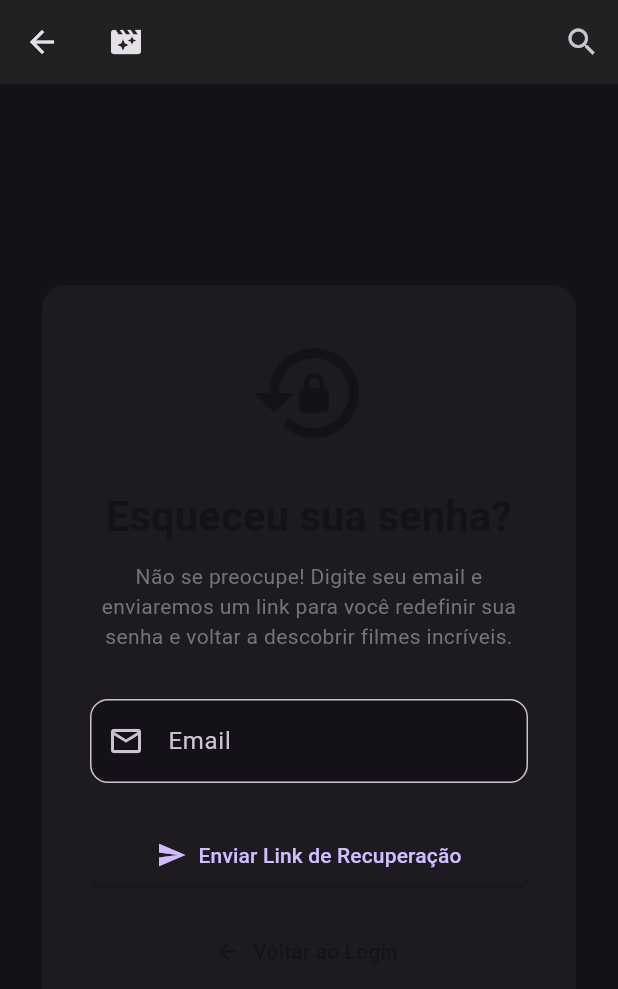
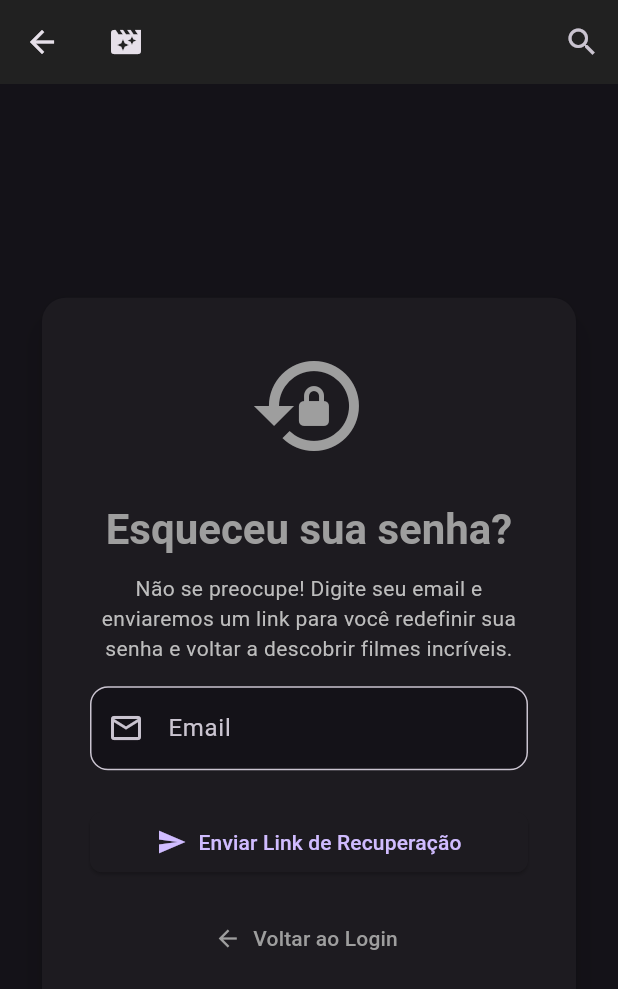
Before and after one commit to arthurhzm/movie_recommender, a Flutter app: the ForgotPasswordPage screen opened by its route, on a phone screen of 412 x 824 dp. Shown: the top 989 px of the screen. Run offline on Flutter 3.47's test engine with Material 3 defaults, Android fonts, the phone set to English and light mode, and no system bars; our stand-ins replace cloud_firestore, firebase_auth, firebase_core, flutter_dotenv, google_generative_ai, shared_preferences; missing offline and left inert: tmdb_api; accounts and stored records are empty.

Commit message:
HOTFIX: ajuste nas cores dos textos da troca de senha

```diff
--- a/movie_recommender/lib/pages/forgot_password_page.dart
+++ b/movie_recommender/lib/pages/forgot_password_page.dart
@@ -112,7 +112,7 @@ class _ForgotPasswordPageState extends State<ForgotPasswordPage> {
                         child: Icon(
                           _emailSent ? Icons.mark_email_read : Icons.lock_reset,
                           size: 80,
-                          color: _emailSent ? Colors.green : Theme.of(context).primaryColor,
+                          color: _emailSent ? Colors.green : Theme.of(context).primaryColorLight,
                         ),
                       ),
                       const SizedBox(height: 24),
@@ -120,7 +120,7 @@ class _ForgotPasswordPageState extends State<ForgotPasswordPage> {
                         _emailSent ? 'Email Enviado!' : 'Esqueceu sua senha?',
                         style: Theme.of(context).textTheme.headlineMedium?.copyWith(
                           fontWeight: FontWeight.bold,
-                          color: Theme.of(context).primaryColor,
+                          color: Theme.of(context).primaryColorLight,
                         ),
                         textAlign: TextAlign.center,
                       ),
@@ -131,11 +131,11 @@ class _ForgotPasswordPageState extends State<ForgotPasswordPage> {
                           ? 'Verifique sua caixa de entrada e siga as instruções para redefinir sua senha. Depois volte aqui para fazer login!'
                           : 'Não se preocupe! Digite seu email e enviaremos um link para você redefinir sua senha e voltar a descobrir filmes incríveis.',
                         style: Theme.of(context).textTheme.bodyMedium?.copyWith(
-                          color: Colors.grey[600],
+                          color: Colors.grey[400],
                         ),
                         textAlign: TextAlign.center,
                       ),
-                      const SizedBox(height: 32),
+                      const SizedBox(height: 15),
 
                       if (!_emailSent) ...[
                         TextFormField(
@@ -201,7 +201,7 @@ class _ForgotPasswordPageState extends State<ForgotPasswordPage> {
                         icon: const Icon(Icons.arrow_back),
                         label: Text(_emailSent ? 'Voltar para Login' : 'Voltar ao Login'),
                         style: TextButton.styleFrom(
-                          foregroundColor: Theme.of(context).primaryColor,
+                          foregroundColor: Theme.of(context).primaryColorLight,
                         ),
                       ),
 
```
